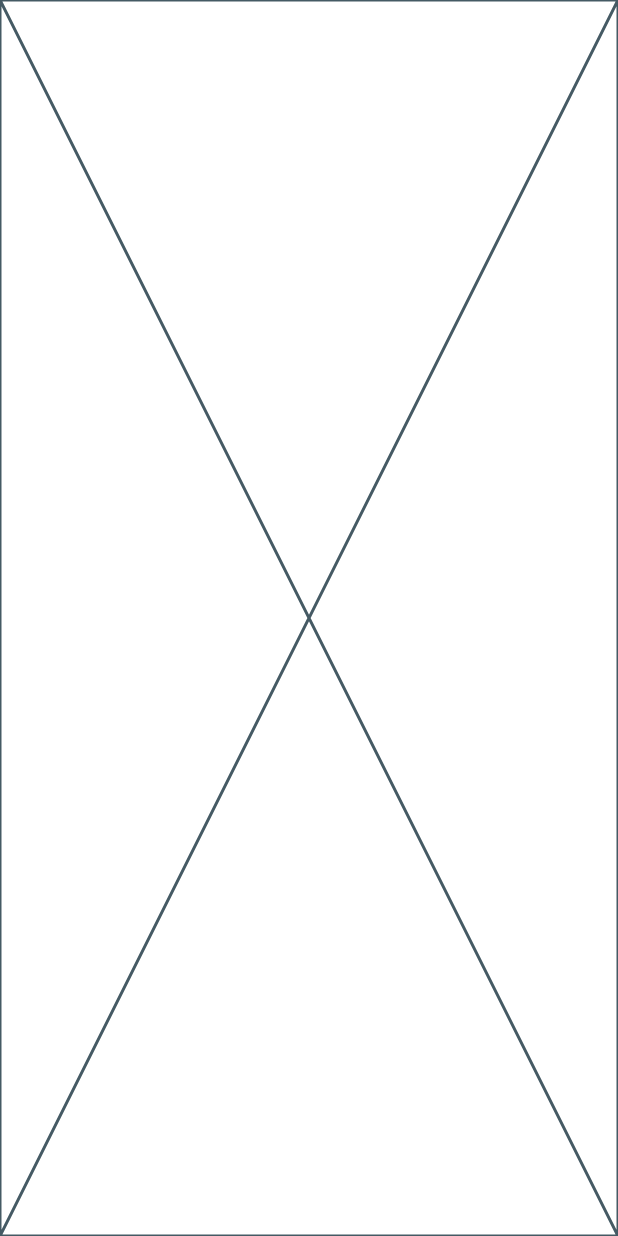
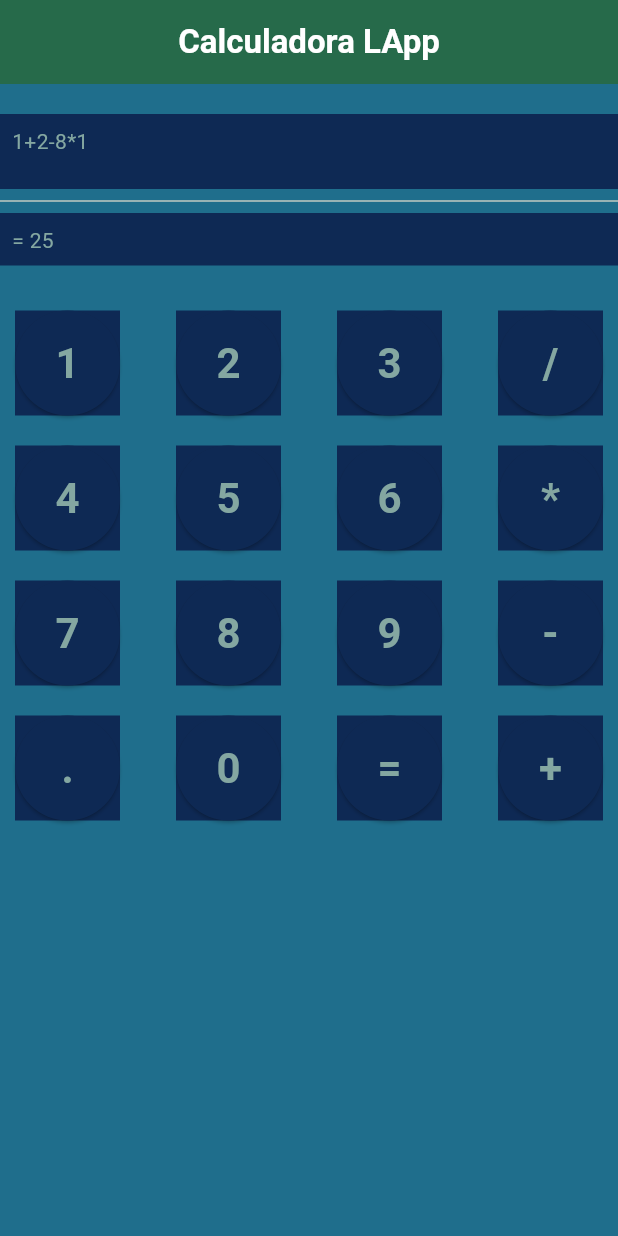
Before and after one commit to HebertCampos/calculator-LApp, a Flutter app: the screen it shows after launch, on a phone screen of 412 x 824 dp. Run offline on Flutter 3.47's test engine with Material 2 defaults, Android fonts, the phone set to English and light mode, and no system bars.

Commit message:
criando a pagina principal

```diff
--- a/lib/screens/home.dart
+++ b/lib/screens/home.dart
@@ -1,4 +1,7 @@
+import 'package:calculator/screens/widgets/botton_w.dart';
 import 'package:flutter/material.dart';
+
+import 'widgets/padding_w.dart';
 
 class Home extends StatefulWidget {
   const Home({super.key});
@@ -10,6 +13,89 @@ class Home extends StatefulWidget {
 class _HomeState extends State<Home> {
   @override
   Widget build(BuildContext context) {
-    return const Placeholder();
+    return Scaffold(
+      appBar: AppBar(
+        title: const Text(
+          'Calculadora LApp',
+          style: TextStyle(color: Colors.white, fontWeight: FontWeight.bold),
+        ),
+        centerTitle: true,
+        backgroundColor: Theme.of(context).primaryColor,
+      ),
+      body: Container(
+        color: const Color(0xff1f6e8c),
+        child: Column(
+          children: [
+            const SizedBox(
+              height: 20,
+            ),
+            Container(
+              width: MediaQuery.of(context).size.width,
+              height: 50,
+              color: const Color(0xFF0E2954),
+              child: const Padding(
+                padding: EdgeInsets.all(8.0),
+                child: Text(
+                  '1+2-8*1',
+                  style: TextStyle(color: Color(0xFF84A7A1)),
+                ),
+              ),
+            ),
+            const Divider(),
+            Container(
+              width: MediaQuery.of(context).size.width,
+              height: 35,
+              color: const Color(0xFF0E2954),
+              child: const Padding(
+                padding: EdgeInsets.all(8.0),
+                child: Text(
+                  '= 25',
+                  style: TextStyle(color: Color(0xFF84A7A1)),
+                ),
+              ),
+            ),
+            const SizedBox(
+              height: 20,
+            ),
+            const Row(
+              mainAxisAlignment: MainAxisAlignment.spaceBetween,
+              children: [
+                PaddingWidget(botton: BottonWidget(botao: '1')),
+                PaddingWidget(botton: BottonWidget(botao: '2')),
+                PaddingWidget(botton: BottonWidget(botao: '3')),
+                PaddingWidget(botton: BottonWidget(botao: '/')),
+              ],
+            ),
+            const Row(
+              mainAxisAlignment: MainAxisAlignment.spaceBetween,
+              children: [
+                PaddingWidget(botton: BottonWidget(botao: '4')),
+                PaddingWidget(botton: BottonWidget(botao: '5')),
+                PaddingWidget(botton: BottonWidget(botao: '6')),
+                PaddingWidget(botton: BottonWidget(botao: '*')),
+              ],
+            ),
+            const Row(
+              mainAxisAlignment: MainAxisAlignment.spaceBetween,
+              children: [
+                PaddingWidget(botton: BottonWidget(botao: '7')),
+                PaddingWidget(botton: BottonWidget(botao: '8')),
+                PaddingWidget(botton: BottonWidget(botao: '9')),
+                PaddingWidget(botton: BottonWidget(botao: '-')),
+              ],
+            ),
+            const Row(
+              mainAxisAlignment: MainAxisAlignment.spaceBetween,
+              children: [
+                PaddingWidget(botton: BottonWidget(botao: '.')),
+                PaddingWidget(botton: BottonWidget(botao: '0')),
+                PaddingWidget(botton: BottonWidget(botao: '=')),
+                PaddingWidget(botton: BottonWidget(botao: '+')),
+              ],
+            ),
+          ],
+        ),
+      ),
+    );
   }
 }
```
